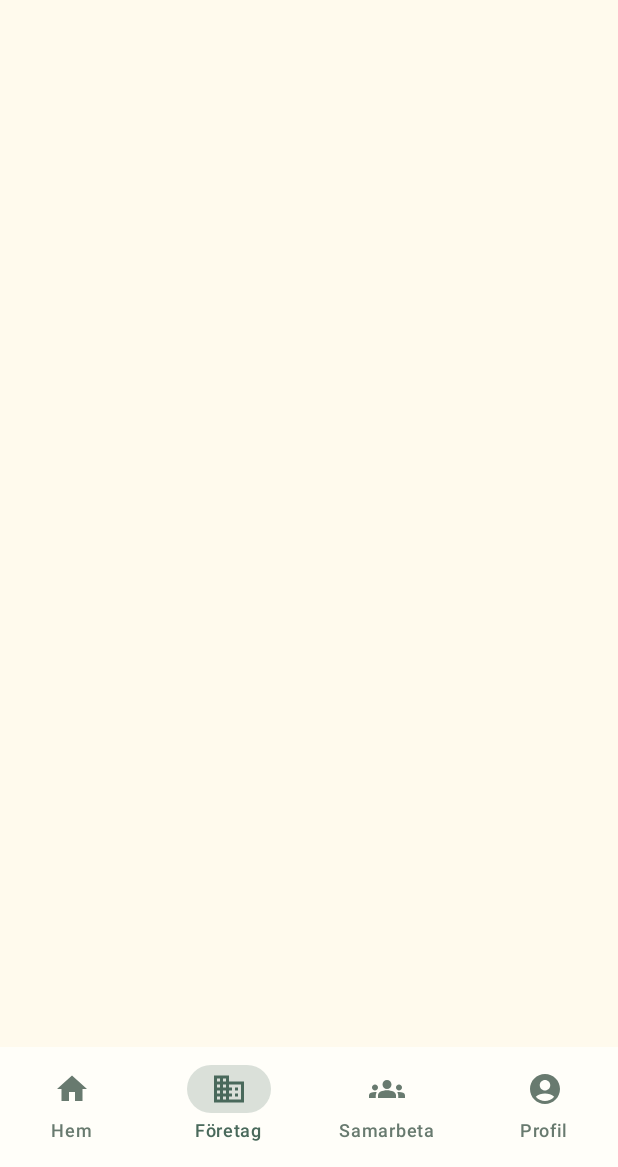
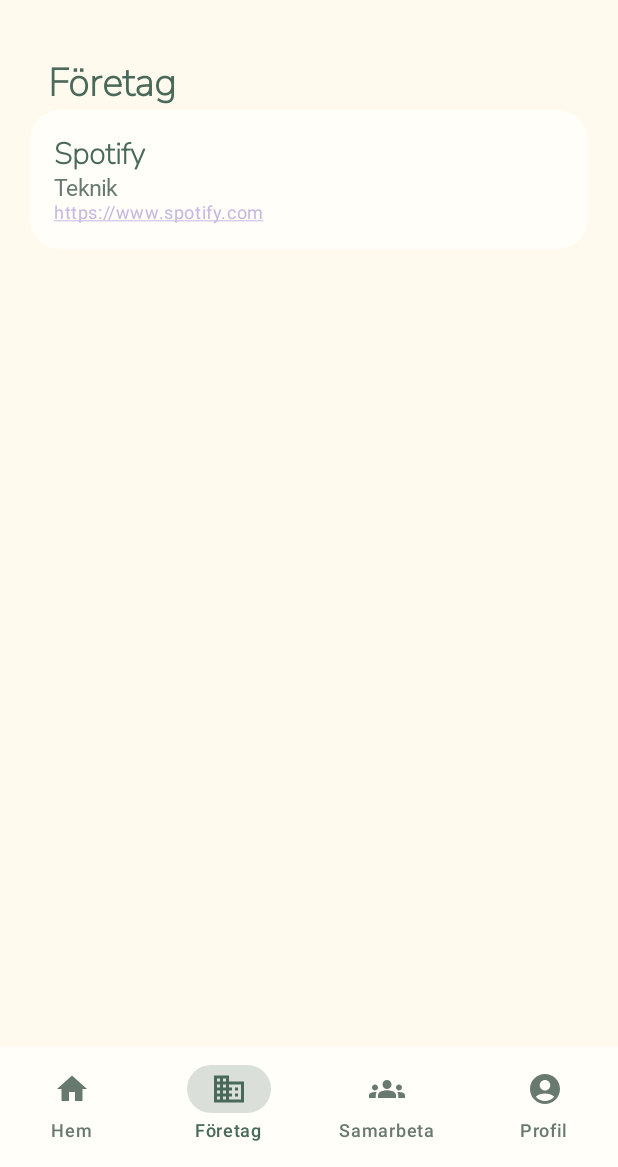
Before and after one commit to KatrinaWinter/LIA_Navigator, an Android app built with Jetpack Compose: the screen it shows after launch (MainActivity), item 2 of the bottom bar chosen, on a phone screen of 412 x 824 dp, the part 69-1236 px from its top. Run offline under Robolectric (Android 15) with nearby library versions, the phone set to English and light mode, and no system bars; Roboto replaces fonts that are not available here.

Commit message:
feat: display company cards with optional website links

```diff
--- a/app/src/main/java/com/example/lianavigator/AppScreens.kt
+++ b/app/src/main/java/com/example/lianavigator/AppScreens.kt
@@ -1,5 +1,6 @@
 package com.example.lianavigator
 
+import androidx.compose.foundation.clickable
 import androidx.compose.foundation.layout.Arrangement
 import androidx.compose.foundation.layout.Column
 import androidx.compose.material3.Text
@@ -13,6 +14,8 @@ import androidx.compose.foundation.layout.fillMaxWidth
 import androidx.compose.foundation.layout.height
 import androidx.compose.foundation.layout.padding
 import androidx.compose.foundation.layout.width
+import androidx.compose.foundation.lazy.LazyColumn
+import androidx.compose.foundation.lazy.items
 import androidx.compose.foundation.shape.RoundedCornerShape
 import androidx.compose.material.icons.Icons
 import androidx.compose.material.icons.automirrored.filled.Send
@@ -26,7 +29,12 @@ import androidx.compose.ui.unit.dp
 import androidx.compose.material3.MaterialTheme
 import androidx.compose.ui.Alignment
 import androidx.compose.ui.graphics.vector.ImageVector
+import androidx.compose.ui.platform.LocalUriHandler
+import androidx.compose.ui.text.style.TextDecoration
+import com.example.lianavigator.data.Company
+import com.example.lianavigator.ui.theme.Lilac
 import com.example.lianavigator.viewmodel.CompanyViewModel
+
 
 @Composable
 fun HomeScreen(modifier: Modifier = Modifier) {
@@ -164,10 +172,60 @@ fun CompanyScreen(
 ) {
     val uiState = viewModel.uiState.value
 
-    Text(
-        text = "Företag",
-        modifier = modifier
-    )
+    Column(
+        modifier = modifier.padding(20.dp)
+    ) {
+        ScreenHeader(title = "Företag")
+
+    LazyColumn(
+        verticalArrangement = Arrangement.spacedBy(12.dp)
+    ) {
+        items(uiState.companies) { company ->
+            CompanyCard(company = company)
+        }
+    }
+    }
+}
+
+@Composable
+fun CompanyCard(company: Company) {
+    Card(
+        modifier = Modifier.fillMaxWidth(),
+        colors = CardDefaults.cardColors(
+            containerColor = MaterialTheme.colorScheme.surface
+        ),
+        shape = RoundedCornerShape(20.dp)
+    ) {
+        val uriHandler = LocalUriHandler.current
+
+        Column(
+            modifier = Modifier.padding(16.dp)
+        ) {
+            Text(
+                text = company.name,
+                style = MaterialTheme.typography.titleLarge,
+                color = MaterialTheme.colorScheme.primary
+            )
+
+            Text(
+                text = company.category,
+                style = MaterialTheme.typography.bodyMedium,
+                color = MaterialTheme.colorScheme.onSurfaceVariant
+            )
+
+            company.websiteUrl?.let { url ->
+                Text(
+                    text = url,
+                    modifier = Modifier.clickable {
+                        uriHandler.openUri(url)
+                    },
+                    textDecoration = TextDecoration.Underline,
+                    style = MaterialTheme.typography.bodySmall,
+                    color = Lilac
+                )
+            }
+        }
+    }
 }
 
 @Composable
--- a/app/src/main/java/com/example/lianavigator/MainActivity.kt
+++ b/app/src/main/java/com/example/lianavigator/MainActivity.kt
@@ -30,9 +30,11 @@ import androidx.compose.material.icons.filled.Groups
 import androidx.compose.material3.NavigationBar
 import androidx.compose.material3.NavigationBarItem
 import androidx.compose.material3.NavigationBarItemDefaults
+import androidx.compose.runtime.remember
 import com.example.lianavigator.ui.theme.MutedGreen
 import com.example.lianavigator.ui.theme.SageGreen
 import com.example.lianavigator.ui.theme.SoftForestGreen
+import com.example.lianavigator.viewmodel.CompanyViewModel
 
 @OptIn(ExperimentalMaterial3Api::class)
 class MainActivity : ComponentActivity() {
@@ -43,6 +45,9 @@ class MainActivity : ComponentActivity() {
             LIANavigatorTheme {
                 var selectedItem by rememberSaveable {
                     mutableIntStateOf(0)
+                }
+                val companyViewModel = remember {
+                    CompanyViewModel()
                 }
                 Scaffold(
                     modifier = Modifier.fillMaxSize(),
@@ -141,7 +146,8 @@ class MainActivity : ComponentActivity() {
                         0 -> HomeScreen(
                             modifier = Modifier.padding(innerPadding))
                         1 -> CompanyScreen(
-                            modifier = Modifier.padding(innerPadding))
+                            modifier = Modifier.padding(innerPadding),
+                            viewModel = companyViewModel)
                         2 -> CollaborationScreen(
                             modifier = Modifier.padding(innerPadding))
                         3 -> ProfileScreen(
--- a/app/src/main/java/com/example/lianavigator/data/Company.kt
+++ b/app/src/main/java/com/example/lianavigator/data/Company.kt
@@ -4,4 +4,5 @@ data class Company(
     val id: Int,
     val name: String,
     val category: String,
+    val websiteUrl: String? = null,
     val isSaved: Boolean = false)
--- a/app/src/main/java/com/example/lianavigator/viewmodel/CompanyViewModel.kt
+++ b/app/src/main/java/com/example/lianavigator/viewmodel/CompanyViewModel.kt
@@ -11,7 +11,8 @@ class CompanyViewModel {
             id = 1,
             name = "Spotify",
             category = "Teknik",
-            isSaved = false
+            isSaved = false,
+            websiteUrl = "https://www.spotify.com"
         )
     )
     private val _uiState = mutableStateOf(
```
